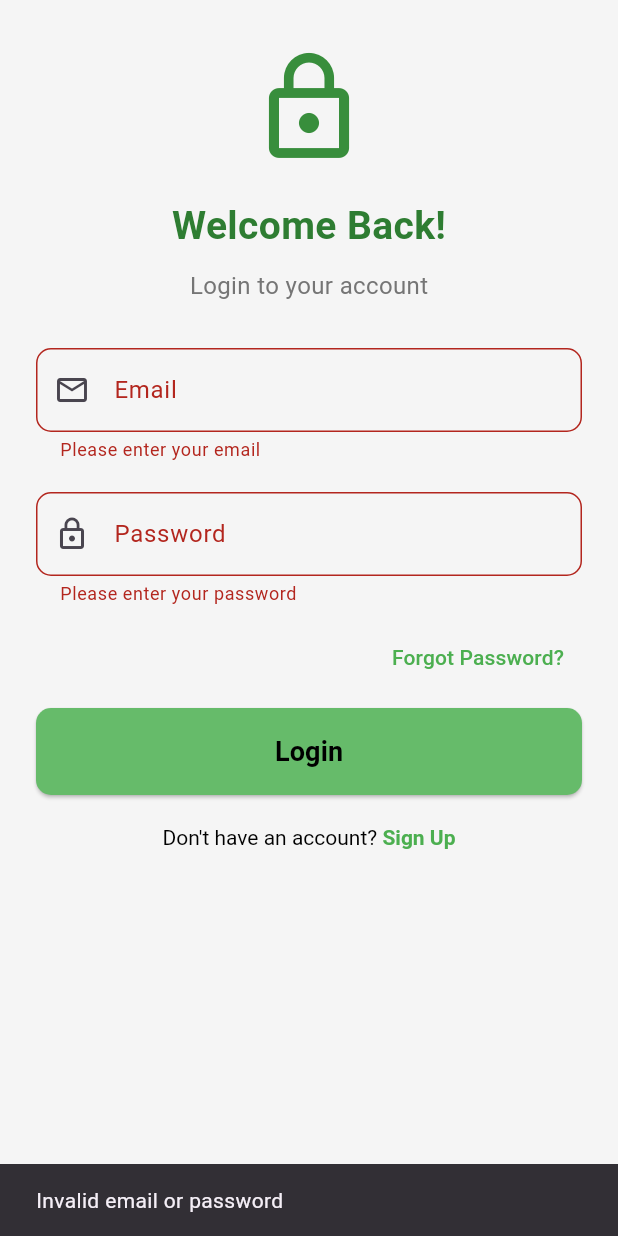
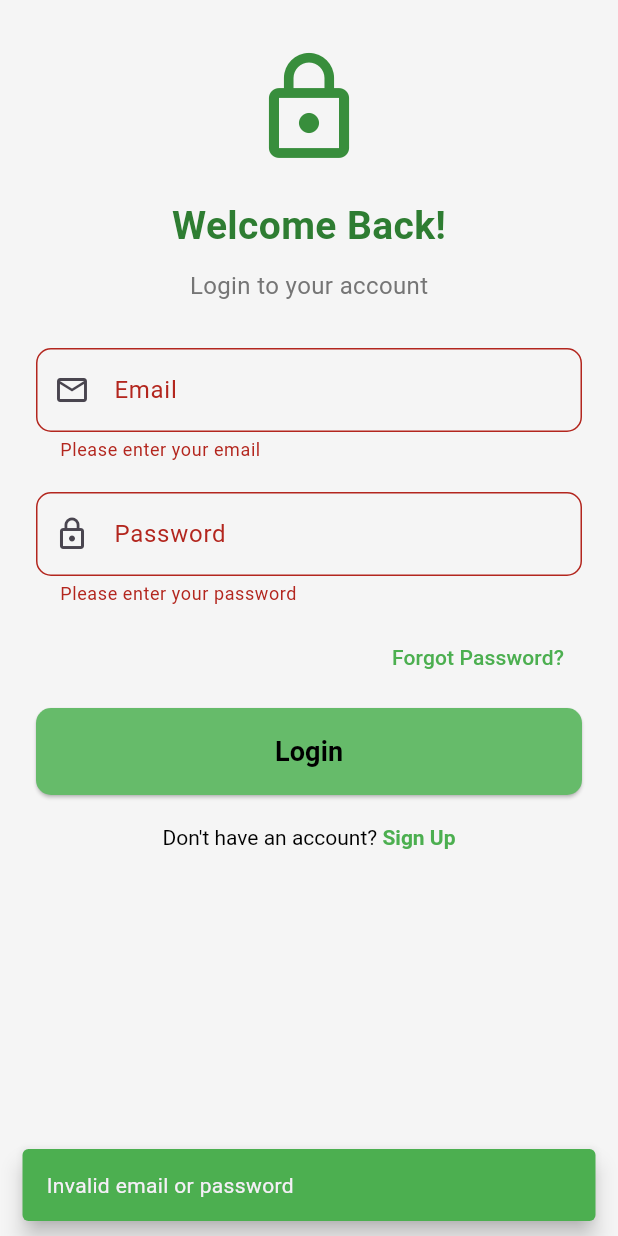
Before and after one commit to Aku-12/Thrill-Quest-Project, a Flutter app: the screen it shows after launch, after a tap on "Login", on a phone screen of 412 x 824 dp. Run offline on Flutter 3.47's test engine with Material 3 defaults, Android fonts, the phone set to English and light mode, and no system bars; our stand-ins replace lottie.

Commit message:
login screen updated

```diff
--- a/lib/view/login_screen.dart
+++ b/lib/view/login_screen.dart
@@ -112,6 +112,8 @@ class _LoginScreenState extends State<LoginScreen> {
                         ScaffoldMessenger.of(context).showSnackBar(
                           const SnackBar(
                             content: Text('Invalid email or password'),
+                            behavior: SnackBarBehavior.floating,
+                            backgroundColor: Colors.green,
                           ),
                         );
                       }
@@ -128,7 +130,7 @@ class _LoginScreenState extends State<LoginScreen> {
                       style: TextStyle(
                         fontSize: 18,
                         fontWeight: FontWeight.bold,
-                        color: Colors.black
+                        color: Colors.black,
                       ),
                     ),
                   ),
```
